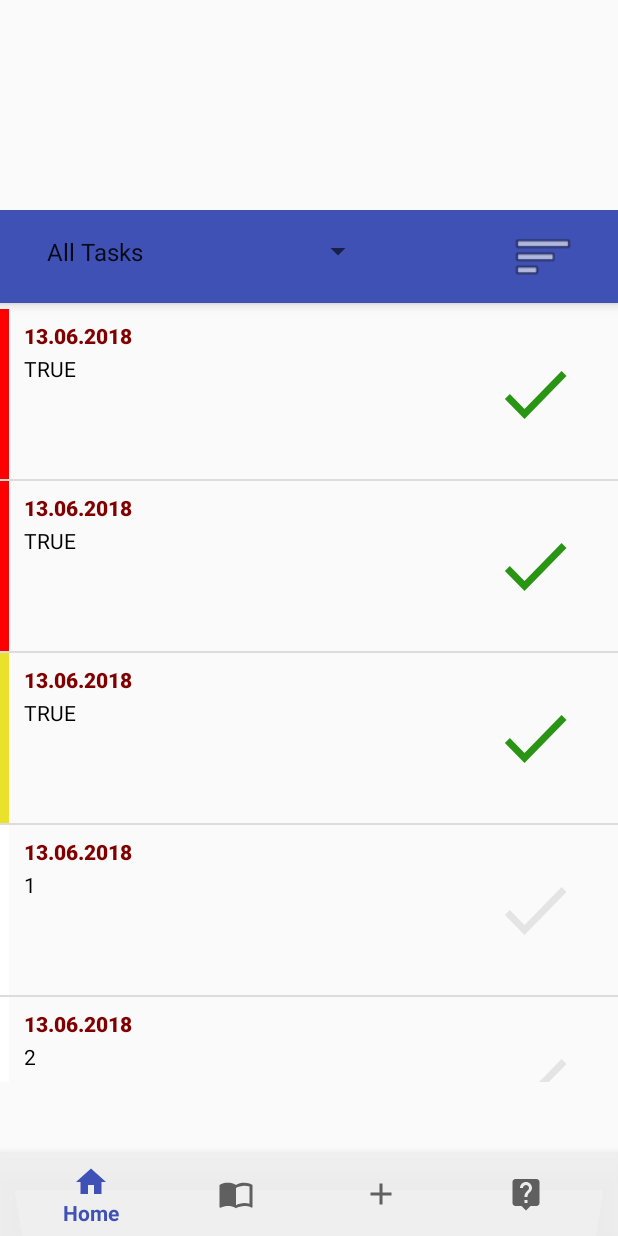
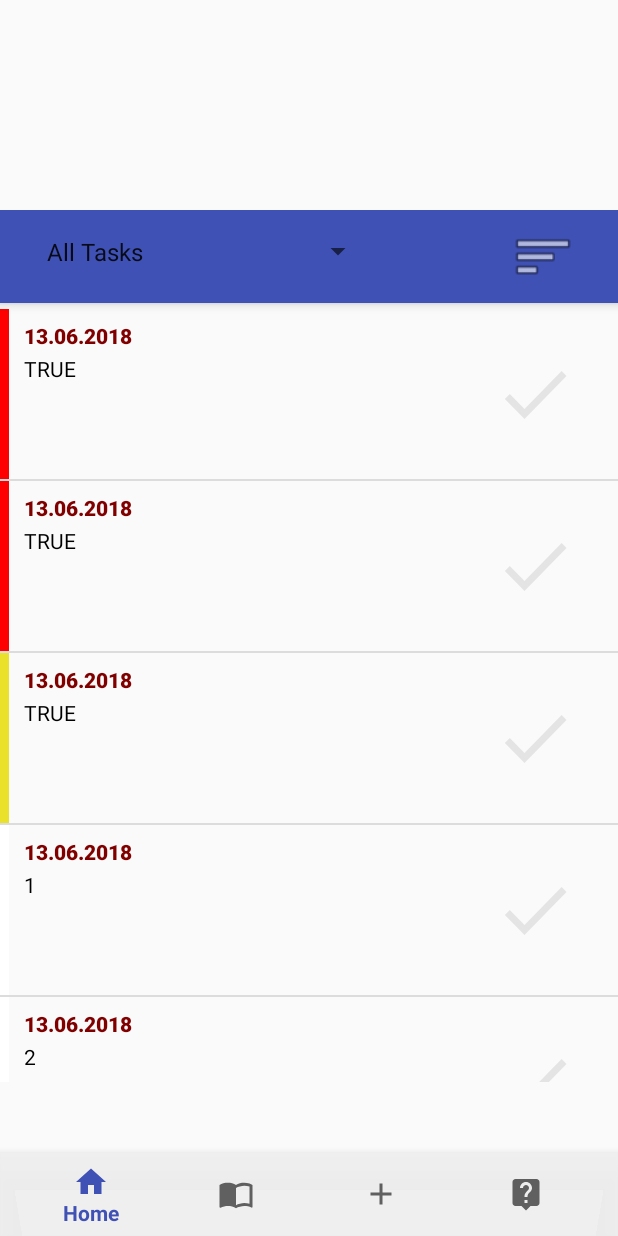
Before and after one commit to jantoktosunov/Timemanagament-App-Android, an Android app: the screen it shows after launch (MainActivity), on a phone screen of 412 x 824 dp. Run offline under Robolectric (Android 15) with nearby library versions, the phone set to English and light mode, and no system bars.

Commit message:
Reworking TaskAdapter.java

```diff
--- a/app/src/main/java/de/fh_zwickau/timemanagement2/MainActivity.java
+++ b/app/src/main/java/de/fh_zwickau/timemanagement2/MainActivity.java
@@ -93,12 +93,12 @@ public class MainActivity extends AppCompatActivity {
     }
     private void createTasks() {
         tasks.add(new Task("TRUE",new Date(),Urgency.UI));
-        tasks.get(0).setDone(true);
+        //tasks.get(0).setDone(true);
 
         tasks.add(new Task("TRUE",new Date(),Urgency.UI));
-        tasks.get(1).setDone(true);
+        //tasks.get(1).setDone(true);
         tasks.add(new Task("TRUE",new Date(),Urgency.NUI));
-        tasks.get(2).setDone(true);
+        //tasks.get(2).setDone(true);
         tasks.add(new Task("1",new Date(),Urgency.NUNI));
         tasks.add(new Task("2",new Date(),Urgency.NUNI));
         tasks.add(new Task("3",new Date(),Urgency.NUNI));
--- a/app/src/main/java/de/fh_zwickau/timemanagement2/TaskAdapter.java
+++ b/app/src/main/java/de/fh_zwickau/timemanagement2/TaskAdapter.java
@@ -38,14 +38,16 @@ public class TaskAdapter extends ArrayAdapter<Task> implements View.OnClickListe
 
     @Override
     public void onClick(View v) {
-        int position  = (Integer)v.getTag();
-        Object object  = getItem(position);
+        int position = (Integer)v.getTag();
+        Object object = getItem(position);
         Task task = (Task) object;
         switch (v.getId()) {
             case R.id.imgDone:
-                //task.setDone(true);
-                Snackbar.make(v, "TEST", Snackbar.LENGTH_LONG)
-                        .setAction("No action", null).show();
+                if(task.isDone() == false){
+                    Snackbar.make(v, "Done", Snackbar.LENGTH_LONG)
+                            .setAction("No action", null).show();
+                }
+                task.setDone(true);
                 break;
         }
     }
@@ -75,7 +77,7 @@ public class TaskAdapter extends ArrayAdapter<Task> implements View.OnClickListe
             viewHolder.txtText = convertView.findViewById(R.id.taskText);
             viewHolder.txtDate = convertView.findViewById(R.id.dateText);
             viewHolder.imgDone = convertView.findViewById(R.id.imgDone);
-
+            viewHolder.imgDone.setBackgroundResource(R.drawable.ic_done_ghost_24dp);
 
             result = convertView;
 
@@ -96,7 +98,9 @@ public class TaskAdapter extends ArrayAdapter<Task> implements View.OnClickListe
         int color = setUrgencyColor(task.getUrgency());
         viewHolder.imgUrgency.setBackgroundColor(color);
         viewHolder.imgDone = convertView.findViewById(R.id.imgDone);
-        if(task.isDone()){
+        viewHolder.imgDone.setOnClickListener(this);
+        viewHolder.imgDone.setTag(position);
+        if(task.isDone() == true){
             viewHolder.imgDone.setBackgroundResource(R.drawable.ic_done_green_24dp);
             //viewHolder.imgDone.setBackgroundResource(R.drawable);
         }
```
